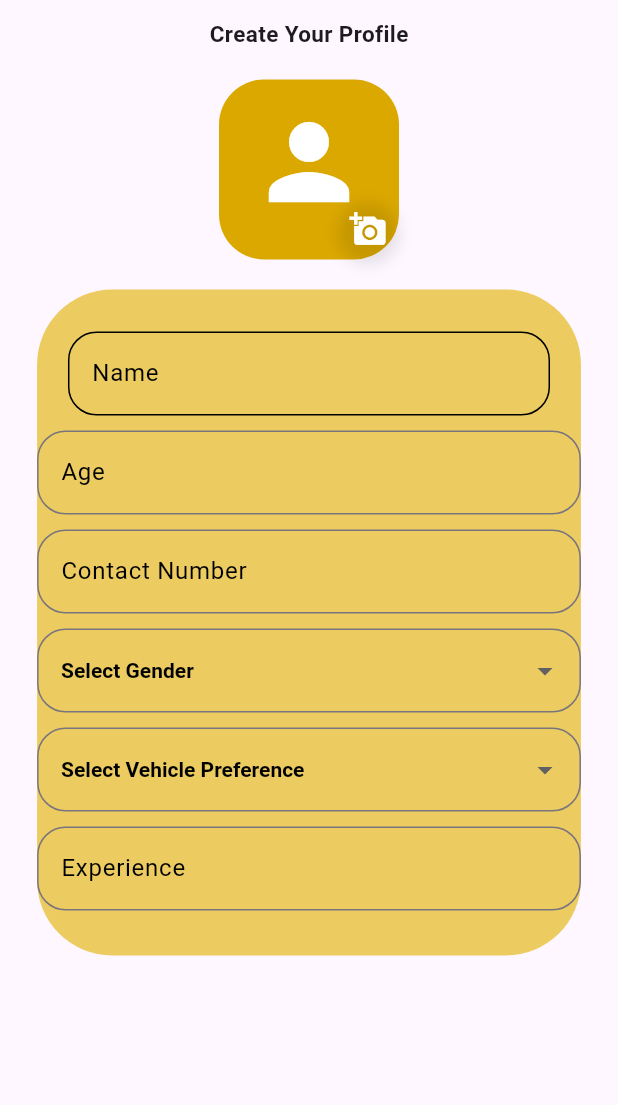
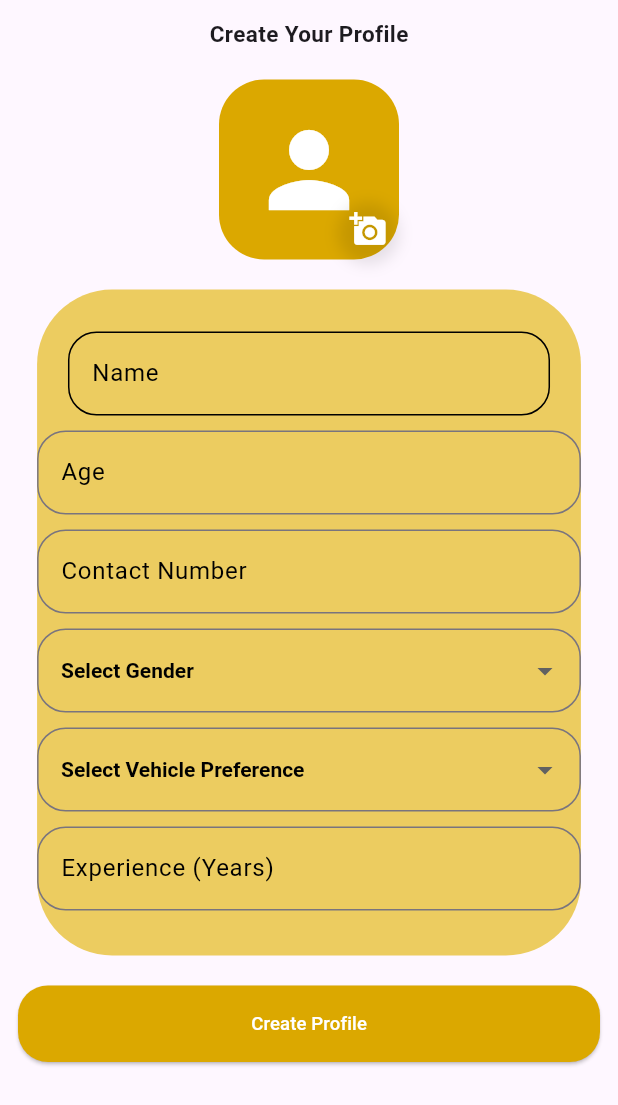
Before and after one commit to jincykp/zoomio_driver_app, a Flutter app: the ProfileCreationScreen screen opened directly, on a phone screen of 412 x 824 dp. Shown: the top 1105 px of the screen. Run offline on Flutter 3.47's test engine with Material 3 defaults, Android fonts, the phone set to English and light mode, and no system bars; our stand-ins replace cloud_firestore, firebase_auth, firebase_core, google_nav_bar, google_sign_in, image_picker; accounts and stored records are empty.

Commit message:
profile 2

```diff
--- a/lib/views/profile_screens/profile_creation_screen.dart
+++ b/lib/views/profile_screens/profile_creation_screen.dart
@@ -7,6 +7,7 @@ import 'package:zoomio_driverapp/data/storage/img_storage.dart';
 import 'package:zoomio_driverapp/views/bottom_screens.dart';
 import 'package:zoomio_driverapp/views/custom_widgets/custom_button.dart';
 import 'package:zoomio_driverapp/views/custom_widgets/textformfields.dart';
+import 'package:zoomio_driverapp/views/profile_screens/secondprofile.dart';
 import 'package:zoomio_driverapp/views/styles/app_styles.dart';
 
 class ProfileCreationScreen extends StatefulWidget {
@@ -45,12 +46,10 @@ class _ProfileCreationScreenState extends State<ProfileCreationScreen> {
                     "Create Your Profile",
                     style: Textstyles.blackHead,
                   ),
-                  const SizedBox(
-                      height: 20), // Added spacing for visual separation
+                  const SizedBox(height: 20),
                   Center(
                     child: Stack(
                       children: [
-                        // The background container
                         Container(
                           decoration: BoxDecoration(
                             color: ThemeColors.primaryColor,
@@ -59,13 +58,11 @@ class _ProfileCreationScreenState extends State<ProfileCreationScreen> {
                           width: 120,
                           height: 120,
                           child: ClipRRect(
-                            borderRadius: BorderRadius.circular(
-                                30), // Apply the same border radius here
+                            borderRadius: BorderRadius.circular(30),
                             child: profileImg != null
                                 ? Image.network(
                                     profileImg!,
-                                    fit: BoxFit
-                                        .cover, // This will ensure the image covers the entire container
+                                    fit: BoxFit.cover,
                                     errorBuilder: (context, error, stackTrace) {
                                       return const Icon(
                                         Icons.broken_image,
@@ -74,44 +71,28 @@ class _ProfileCreationScreenState extends State<ProfileCreationScreen> {
                                     },
                                   )
                                 : const Center(
-                                    // Center the icon when no image is selected
-                                    child: Column(
-                                      mainAxisAlignment:
-                                          MainAxisAlignment.center,
-                                      children: [
-                                        Icon(
-                                          Icons.person, // Person icon
-                                          size: 80, // Adjust size as needed
-                                          color: Colors.white, // Icon color
-                                        ),
-                                        SizedBox(
-                                            height:
-                                                10), // Space between icon and text
-                                      ],
+                                    child: Icon(
+                                      Icons.person,
+                                      size: 80,
+                                      color: Colors.white,
                                     ),
                                   ),
                           ),
                         ),
-
-                        // The "Add Image" icon positioned at the top center
                         Positioned(
                           bottom: 0,
                           right: 0,
                           child: GestureDetector(
                             onTap: () {
-                              // Add your image picker logic here
-                              print("Add Image Icon Tapped");
                               profileImage(context);
                             },
                             child: Container(
                               padding: const EdgeInsets.all(8),
                               decoration: BoxDecoration(
-                                // color: const Color.fromARGB(255, 112, 90, 90),
                                 shape: BoxShape.circle,
                                 boxShadow: [
                                   BoxShadow(
                                     color: Colors.black.withOpacity(0.1),
-                                    //spreadRadius: 2,
                                     blurRadius: 8,
                                     offset: const Offset(0, 3),
                                   ),
@@ -128,7 +109,7 @@ class _ProfileCreationScreenState extends State<ProfileCreationScreen> {
                       ],
                     ),
                   ),
-                  const SizedBox(height: 20), // Added spacing between sections
+                  const SizedBox(height: 20),
                   SingleChildScrollView(
                     child: Container(
                       padding: const EdgeInsets.only(top: 28),
@@ -138,7 +119,6 @@ class _ProfileCreationScreenState extends State<ProfileCreationScreen> {
                       ),
                       child: Column(
                         children: [
-                          // Input fields for profile creation
                           SizedBox(
                             width: screenWidth * 0.78,
                             child: ProfileFields(
@@ -146,23 +126,19 @@ class _ProfileCreationScreenState extends State<ProfileCreationScreen> {
                               textStyle: const TextStyle(color: Colors.black),
                               hintText: "Name",
                               validator: (value) {
-                                  // Check if the field is empty
                                 if (value == null || value.isEmpty) {
                                   return "Please enter your name";
                                 }
-
-                                  // Check if the name is too short (minimum 3 characters)
                                 if (value.length <= 3) {
                                   return "Name must be at least 3 characters long";
                                 }
-
                                 final nameRegex = RegExp(r'^[a-zA-Z\s]+$');
                                 if (!nameRegex.hasMatch(value)) {
                                   return "Name can only contain letters and spaces";
                                 }
-
                                 return null;
-                                }),
+                              },
+                            ),
                           ),
                           const SizedBox(height: 10),
                           SizedBox(
@@ -173,26 +149,19 @@ class _ProfileCreationScreenState extends State<ProfileCreationScreen> {
                               hintText: "Age",
                               keyBoardType: TextInputType.number,
                               validator: (value) {
-                                // Check if the field is empty
                                 if (value == null || value.isEmpty) {
                                   return "Please enter your age";
                                 }
-
-                                // Ensure the value is numeric
                                 final age = int.tryParse(value);
                                 if (age == null) {
                                   return "Age must be a number";
                                 }
-
-                                // Ensure the value is between 10 and 65 (two-digit age only)
                                 if (age > 65) {
                                   return "Age greater than 65 is not allowed";
                                 }
-
                                 if (age < 19) {
                                   return "Age must be at least 19";
                                 }
-
                                 return null;
                               },
                               inputFormatters: [
@@ -209,25 +178,19 @@ class _ProfileCreationScreenState extends State<ProfileCreationScreen> {
                               textStyle: const TextStyle(color: Colors.black),
                               keyBoardType: TextInputType.number,
                               validator: (value) {
-                                // Check if the field is empty
                                 if (value == null || value.isEmpty) {
                                   return "Please enter your mobile number";
                                 }
-
-                                // Ensure the value contains only digits
                                 if (!RegExp(r'^[0-9]+$').hasMatch(value)) {
                                   return "Please enter a valid mobile number";
                                 }
-
-                                // Ensure the number has exactly 10 digits
                                 if (value.length != 10) {
                                   return "Mobile number must be 10 digits long";
                                 }
-
                                 return null;
                               },
                               inputFormatters: [
-                                LengthLimitingTextInputFormatter(2),
+                                LengthLimitingTextInputFormatter(10),
                               ],
                             ),
                           ),
@@ -245,11 +208,13 @@ class _ProfileCreationScreenState extends State<ProfileCreationScreen> {
                                 border: OutlineInputBorder(
                                   borderRadius:
                                       BorderRadius.all(Radius.circular(19)),
-                              )),
+                                ),
+                              ),
                               value: selectedGender,
                               style: const TextStyle(
                                 color: Colors.black,
-                                  fontWeight: FontWeight.bold),
+                                fontWeight: FontWeight.bold,
+                              ),
                               hint: const Text(
                                 "Select Gender",
                                 style: TextStyle(color: Colors.black),
@@ -266,9 +231,7 @@ class _ProfileCreationScreenState extends State<ProfileCreationScreen> {
                               ].map<DropdownMenuItem<String>>((String value) {
                                 return DropdownMenuItem<String>(
                                   value: value,
-                                  child: Text(
-                                    value,
-                                  ),
+                                  child: Text(value),
                                 );
                               }).toList(),
                             ),
@@ -281,16 +244,19 @@ class _ProfileCreationScreenState extends State<ProfileCreationScreen> {
                                 if (value == null || value.isEmpty) {
                                   return "Please enter your vehicle preference";
                                 }
+                                return null;
                               },
                               decoration: const InputDecoration(
                                 border: OutlineInputBorder(
                                   borderRadius:
                                       BorderRadius.all(Radius.circular(19)),
-                              )),
+                                ),
+                              ),
                               value: selectedVehiclePreference,
                               style: const TextStyle(
                                 color: Colors.black,
-                                  fontWeight: FontWeight.bold),
+                                fontWeight: FontWeight.bold,
+                              ),
                               hint: const Text(
                                 "Select Vehicle Preference",
                                 style: TextStyle(color: Colors.black),
@@ -316,13 +282,13 @@ class _ProfileCreationScreenState extends State<ProfileCreationScreen> {
                           SizedBox(
                             width: screenWidth * 0.88,
                             child: Profilefields(
-                              controller: genderController,
-                              hintText: "Experience",
+                              controller: experienceController,
+                              hintText: "Experience (Years)",
                               textStyle: const TextStyle(color: Colors.black),
                               keyBoardType: TextInputType.number,
                               validator: (value) {
                                 if (value == null || value.isEmpty) {
-                                  return "Please enter your experienced year";
+                                  return "Please enter your experienced years";
                                 }
                                 return null;
                               },
@@ -332,24 +298,25 @@ class _ProfileCreationScreenState extends State<ProfileCreationScreen> {
                             ),
                           ),
                           const SizedBox(height: 30),
-                          // CustomButtons(
-                          //   text: "Create Profile",
-                          //   onPressed: () {
-                          //     Navigator.push(
-                          //         context,
-                          //         MaterialPageRoute(
-                          //             builder: (context) => BottomScreens()));
-                          //     // Submit profile creation logic
-                          //     print("Profile Created");
-                          //   },
-                          //   backgroundColor: ThemeColors.primaryColor,
-                          //   textColor: ThemeColors.textColor,
-                          //   screenWidth: screenWidth,
-                          //   screenHeight: screenHeight,
-                          // ),
                         ],
                       ),
                     ),
+                  ),
+                  const SizedBox(height: 20), // Spacing before the button
+                  CustomButtons(
+                    text: "Create Profile",
+                    onPressed: () {
+                      Navigator.push(
+                          context,
+                          MaterialPageRoute(
+                              builder: (context) => ProfileScreenTwo()));
+                      // Submit profile creation logic
+                      print("Profile Created");
+                    },
+                    backgroundColor: ThemeColors.primaryColor,
+                    textColor: ThemeColors.textColor,
+                    screenWidth: screenWidth,
+                    screenHeight: screenHeight,
                   ),
                 ],
               ),
--- a/lib/views/styles/app_styles.dart
+++ b/lib/views/styles/app_styles.dart
@@ -2,6 +2,7 @@ import 'package:flutter/material.dart';
 
 class ThemeColors {
   static const Color primaryColor = Color.fromARGB(255, 219, 168, 0);
+  static const Color primaryTwo = Color.fromARGB(255, 231, 207, 128);
   static const Color textColor = Colors.white;
   static const Color titleColor = Colors.black;
   static const Color alertColor = Colors.red;
```
Also changed, not shown: lib/views/profile_screens/secondprofile.dart (added, +189 -0 lines). Lines whose indentation alone changed are shown as unchanged.
